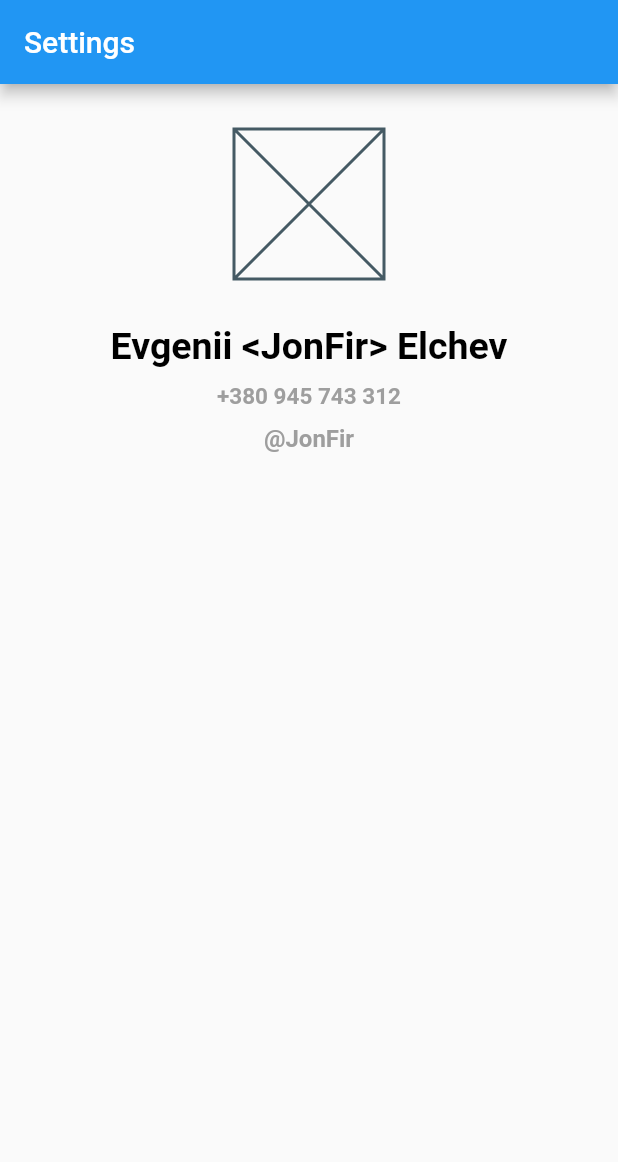
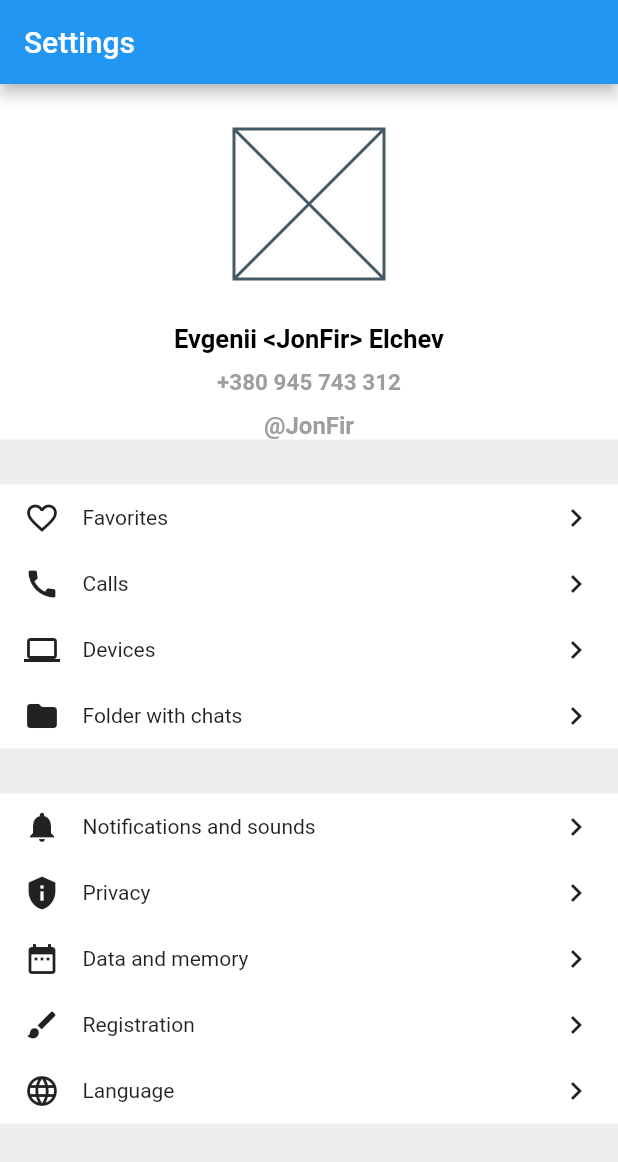
Before and after one commit to Teodohad/flutter_lesson_1, a Flutter app: the screen it shows after launch, on a phone screen of 412 x 824 dp. Shown: the top 1162 px of the screen. Run offline on Flutter 3.47's test engine with Material 2 defaults, Android fonts, the phone set to English and light mode, and no system bars.

Commit message:
Add new menuWidget

```diff
--- a/lib/widgets/user_profile.dart
+++ b/lib/widgets/user_profile.dart
@@ -1,11 +1,25 @@
 import 'package:flutter/material.dart';
 
 class UserProfile extends StatelessWidget {
-  const UserProfile();
+  List<MenuRowData> firstMenuRow = [
+    MenuRowData(Icons.favorite_outline, 'Favorites'),
+    MenuRowData(Icons.call, 'Calls'),
+    MenuRowData(Icons.computer, 'Devices'),
+    MenuRowData(Icons.folder, 'Folder with chats'),
+  ];
+  List<MenuRowData> secondMenuRow = [
+    MenuRowData(Icons.notifications, 'Notifications and sounds'),
+    MenuRowData(Icons.privacy_tip, 'Privacy'),
+    MenuRowData(Icons.date_range, 'Data and memory'),
+    MenuRowData(Icons.brush, 'Registration'),
+    MenuRowData(Icons.language, 'Language'),
+  ];
+  UserProfile();
 
   @override
   Widget build(BuildContext context) {
     return Scaffold(
+      backgroundColor: Colors.grey[200],
       appBar: AppBar(
         title: Text('Settings'),
       ),
@@ -13,6 +27,83 @@ class UserProfile extends StatelessWidget {
         width: double.infinity,
         child: Column(
           crossAxisAlignment: CrossAxisAlignment.center,
+          children: [
+            _UserInfo(),
+            SizedBox(
+              height: 30,
+            ),
+            _MenuWidget(menuRow: firstMenuRow),
+            SizedBox(
+              height: 30,
+            ),
+            _MenuWidget(menuRow: secondMenuRow),
+          ],
+        ),
+      ),
+    );
+  }
+}
+
+class MenuRowData {
+  final IconData icon;
+  final String text;
+
+  MenuRowData(this.icon, this.text);
+}
+
+class _MenuWidget extends StatelessWidget {
+  final List<MenuRowData> menuRow;
+  const _MenuWidget({
+    Key? key,
+    required this.menuRow,
+  }) : super(key: key);
+
+  @override
+  Widget build(BuildContext context) {
+    return Container(
+      color: Colors.white,
+      width: double.infinity,
+      child: Column(
+        children: menuRow.map((data) => _MenuWidgetRow(data: data)).toList(),
+      ),
+    );
+  }
+}
+
+class _MenuWidgetRow extends StatelessWidget {
+  final MenuRowData data;
+  const _MenuWidgetRow({
+    Key? key,
+    required this.data,
+  }) : super(key: key);
+
+  @override
+  Widget build(BuildContext context) {
+    return Padding(
+      padding: EdgeInsets.symmetric(horizontal: 16, vertical: 10),
+      child: Row(
+        children: [
+          Icon(data.icon),
+          SizedBox(
+            width: 15,
+          ),
+          Expanded(child: Text(data.text)),
+          Icon(Icons.chevron_right_sharp),
+        ],
+      ),
+    );
+  }
+}
+
+class _UserInfo extends StatelessWidget {
+  const _UserInfo({Key? key}) : super(key: key);
+
+  @override
+  Widget build(BuildContext context) {
+    return Container(
+      color: Colors.white,
+      width: double.infinity,
+      child: Column(
         children: [
           SizedBox(
             height: 30,
@@ -31,7 +122,6 @@ class UserProfile extends StatelessWidget {
           ),
           _UserNicknameWidget(),
         ],
-        ),
       ),
     );
   }
@@ -84,7 +174,7 @@ class _UserNameWidget extends StatelessWidget {
       'Evgenii <JonFir> Elchev',
       style: TextStyle(
         color: Colors.black,
-        fontSize: 25,
+        fontSize: 17,
         fontWeight: FontWeight.w600,
       ),
     );
```
Lines whose indentation alone changed are shown as unchanged.
